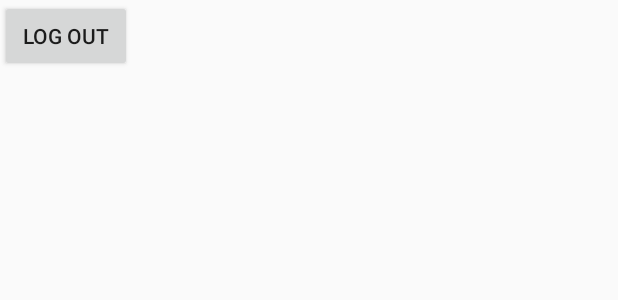
After one commit to Mitch-Tran8/Android-Studio-Minigames, an Android app: the layout activity_profile.xml on its own in the app's theme, with its tools: preview values and no code run, on a phone screen of 412 x 824 dp. The commit adds this screen. Shown: the top 300 px of the screen. Run offline under Robolectric (Android 15) with nearby library versions, the phone set to English and light mode, and no system bars.

Commit message:
Added Profile class for the use of showing the user's information and option to logout. Modified onBackPress.

```diff
--- a/Phase2/GameCenter/app/build.gradle
+++ b/Phase2/GameCenter/app/build.gradle
@@ -35,6 +35,7 @@ dependencies {
     testImplementation 'junit:junit:4.12'
     androidTestImplementation 'com.android.support.test:runner:1.0.2'
     androidTestImplementation 'com.android.support.test.espresso:espresso-core:3.0.2'
+    implementation 'com.android.support:design:26.1.0'
 }
 
 apply plugin: 'com.google.gms.google-services'
--- a/Phase2/GameCenter/app/src/main/java/phase1/gamecenter/PictureNumberOption.java
+++ b/Phase2/GameCenter/app/src/main/java/phase1/gamecenter/PictureNumberOption.java
@@ -26,7 +26,7 @@ public class PictureNumberOption extends AppCompatActivity {
         number_button = findViewById(R.id.number_button);
         picture_button = findViewById(R.id.picture_button);
 
-        /**
+        /*
          * activate number button
          * If number button clicked, take user to number game's BoardComplexity page
          */
@@ -38,7 +38,7 @@ public class PictureNumberOption extends AppCompatActivity {
             }
         });
 
-        /**
+        /*
          * activate picture button
          * If picture button clicked, take user to upload a picture page from their photo gallery
          */
--- /dev/null
+++ b/Phase2/GameCenter/app/src/main/res/layout/activity_profile.xml
@@ -0,0 +1,16 @@
+<?xml version="1.0" encoding="utf-8"?>
+<android.support.constraint.ConstraintLayout xmlns:android="http://schemas.android.com/apk/res/android"
+    xmlns:app="http://schemas.android.com/apk/res-auto"
+    xmlns:tools="http://schemas.android.com/tools"
+    android:layout_width="match_parent"
+    android:layout_height="match_parent"
+    tools:context=".Profile">
+
+    <Button
+        android:id="@+id/logout_button"
+        android:layout_width="wrap_content"
+        android:layout_height="wrap_content"
+        android:text="Log Out"
+        tools:layout_editor_absoluteX="28dp"
+        tools:layout_editor_absoluteY="501dp" />
+</android.support.constraint.ConstraintLayout>
```
Also changed, not shown: Phase2/GameCenter/app/src/main/AndroidManifest.xml (+5 -2 lines), Phase2/GameCenter/app/src/main/java/phase1/gamecenter/GameCenterMainActivity.java (+19 -1 lines), Phase2/GameCenter/app/src/main/java/phase1/gamecenter/Profile.java (added, +39 -0 lines), Phase2/GameCenter/app/src/main/java/phase1/gamecenter/SlidingTileMainPageActivity.java (+14 -0 lines), Phase2/GameCenter/app/src/main/res/layout/activity_game_center_main.xml (+16 -0 lines), 1 other file.
